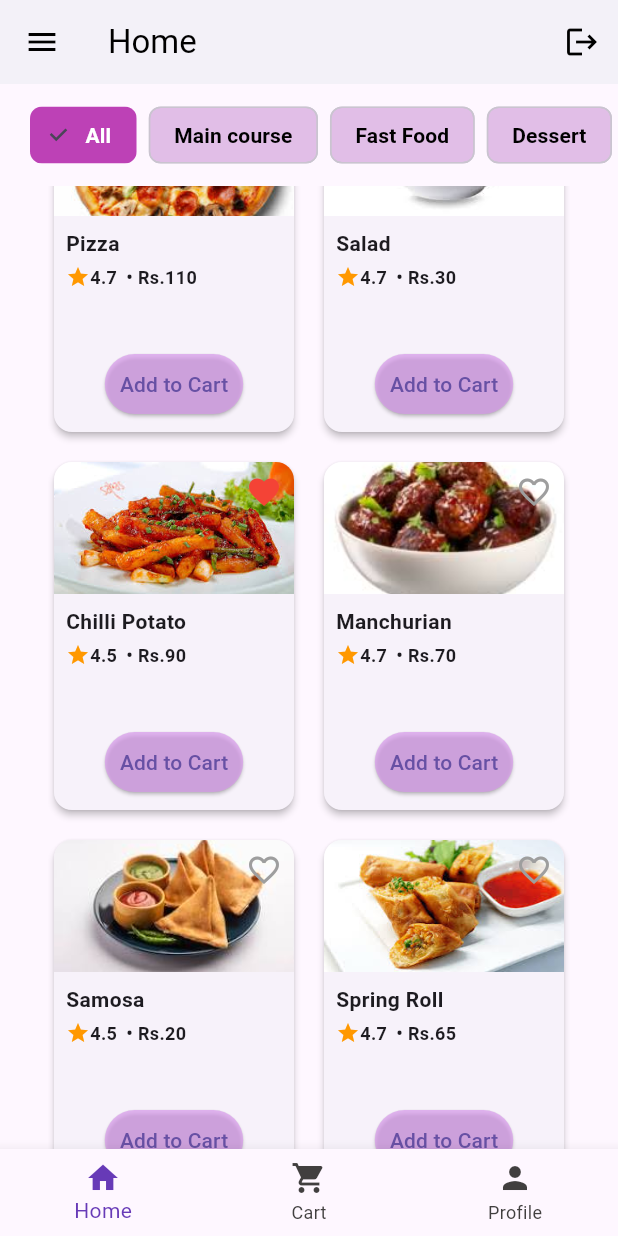
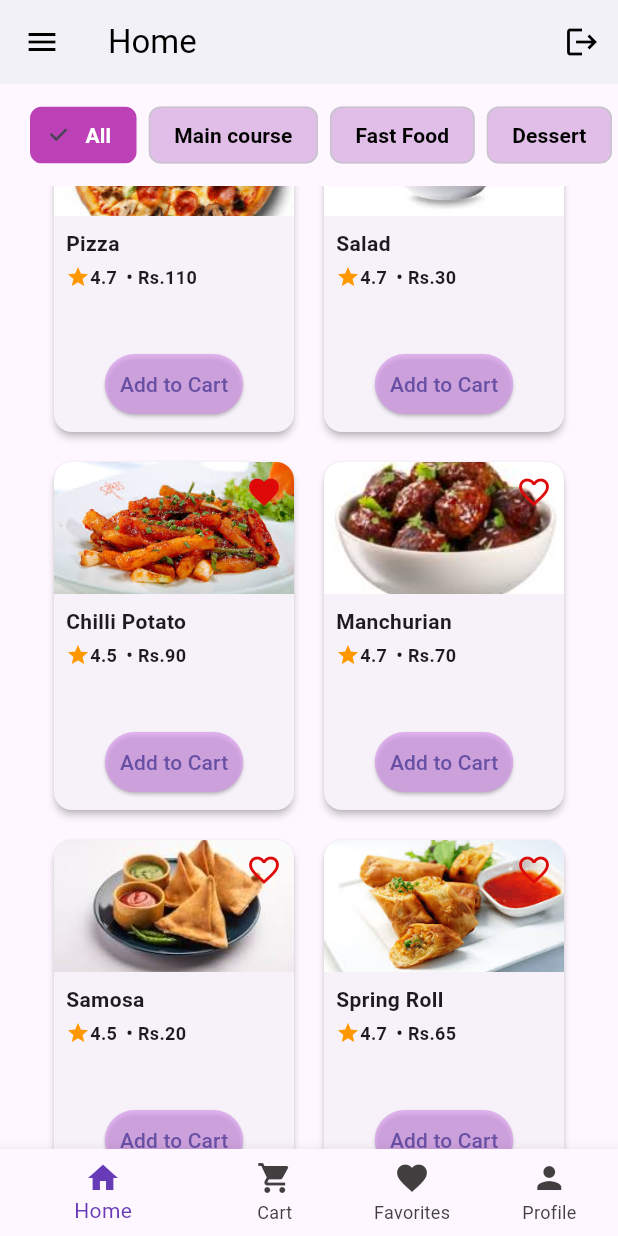
Before and after one commit to Romy907/canteen, a Flutter app: the screen it shows after launch, scrolled down 576 dp, after a tap on the "favorite outline" icon, on a phone screen of 412 x 824 dp. Run offline on Flutter 3.47's test engine with Material 3 defaults, Android fonts, the phone set to English and light mode, and no system bars; our stand-ins replace firebase_auth, firebase_core, firebase_database, shared_preferences; accounts and stored records are empty.

Commit message:
Add Favorites functionality with FavouriteScreen and update navigation in StudentHomeScreen

```diff
--- a/lib/StudentHomeScreen.dart
+++ b/lib/StudentHomeScreen.dart
@@ -1,4 +1,5 @@
 import 'package:canteen/CartScreen.dart';
+import 'package:canteen/FavouriteScreen.dart';
 import 'package:canteen/FirebaseManager.dart';
 import 'package:canteen/loginscreen.dart';
 import 'package:firebase_core/firebase_core.dart';
@@ -14,9 +15,20 @@ class StudentHomeScreen extends StatefulWidget {
 
 class _StudentHomeScreenState extends State<StudentHomeScreen> {
   List<Map<String, dynamic>> cartItems = [];
+  List<Map<String, dynamic>> favoriteItems = [];
 
   // ✅ Selected category (default = All)
   String selectedCategory = "All";
+
+  void _toggleFavorite(Map<String, dynamic> item) {
+    setState(() {
+      if (favoriteItems.contains(item)) {
+        favoriteItems.remove(item);
+      } else {
+        favoriteItems.add(item);
+      }
+    });
+  }
 
   // ✅ Food Items with Category Tags
   List<Map<String, dynamic>> foodItems = [
@@ -362,14 +374,12 @@ body: LayoutBuilder(
               top: 8,
               right: 8,
               child: GestureDetector(
-                onTap: () {
-                  setState(() {
-                    item["isFavorite"] = !item["isFavorite"];
-                  });
-                },
+                 onTap: () => _toggleFavorite(item), // ✅ Toggle favorite
                 child: Icon(
-                  item["isFavorite"] ? Icons.favorite : Icons.favorite_border,
-                  color: item["isFavorite"] ? Colors.red : Colors.grey,
+                  favoriteItems.contains(item)
+                      ? Icons.favorite
+                      : Icons.favorite_border,
+                  color: item["isFavorite"] ? const Color.fromARGB(255, 211, 103, 96) : const Color.fromARGB(255, 222, 10, 10),
                 ),
               ),
             ),
@@ -476,6 +486,13 @@ body: LayoutBuilder(
           context,
           MaterialPageRoute(builder: (_) => const CartScreen()),
         );
+      } else if (index == 2) {  // ✅ Navigate to Favorite Screen
+        Navigator.push(
+          context,
+          MaterialPageRoute(
+            builder: (_) => FavouriteScreen(favoriteItems: favoriteItems),
+          ),
+        );
       }
     },
     items: const [
@@ -488,6 +505,10 @@ body: LayoutBuilder(
         label: "Cart",
       ),
       BottomNavigationBarItem(
+        icon: Icon(Icons.favorite),
+        label: "Favorites", // ✅ Added Favorites tab
+      ),
+      BottomNavigationBarItem(
         icon: Icon(Icons.person),
         label: "Profile",
       ),
```
Also changed, not shown: lib/FavouriteScreen.dart (added, +75 -0 lines). Lines whose indentation alone changed are shown as unchanged.
